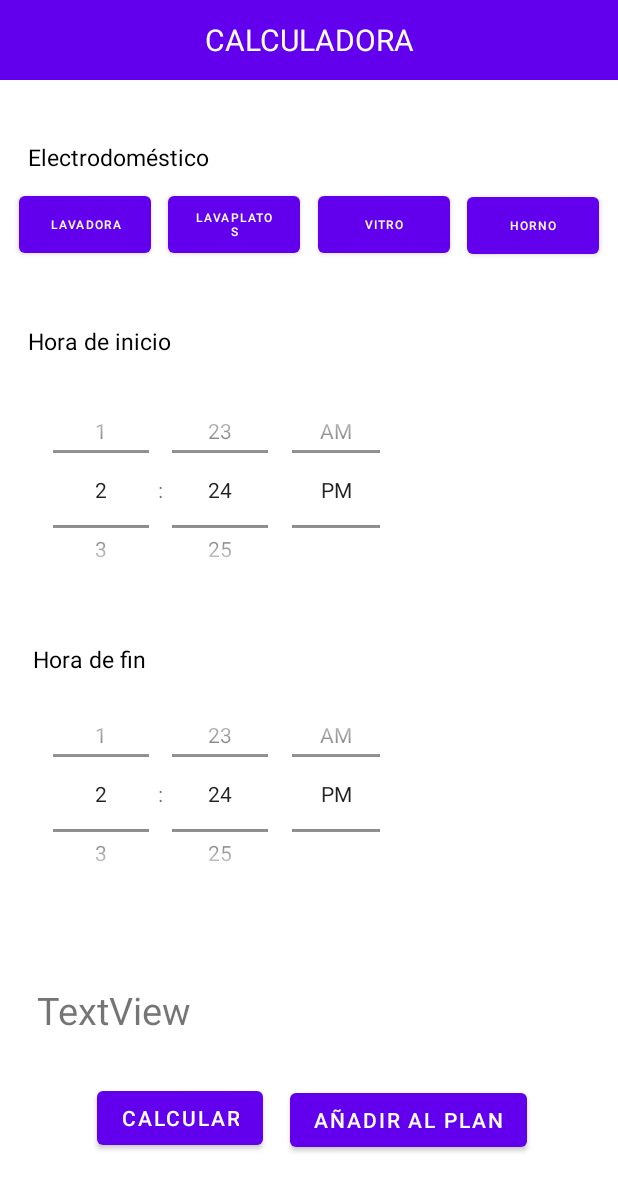
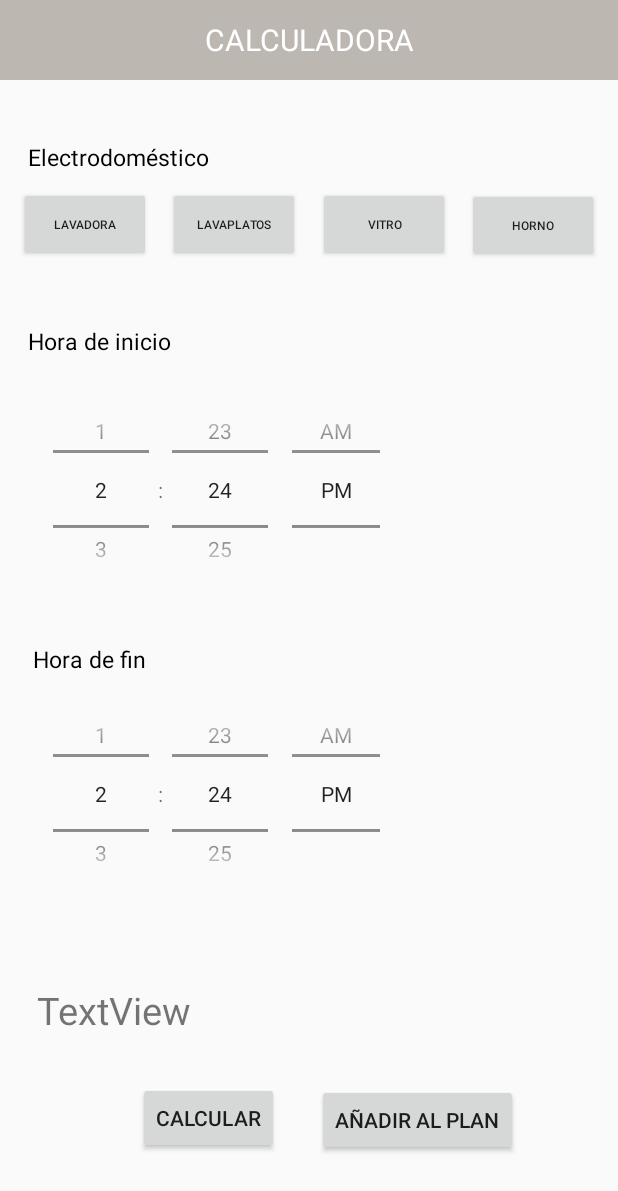
Before and after one commit to lmhenseler/lucerapp, an Android app: the layout layout_calculadora.xml on its own in the app's theme, with its tools: preview values and no code run, on a phone screen of 412 x 824 dp. Shown: the top 1191 px of the screen. Run offline under Robolectric (Android 15) with nearby library versions, the phone set to English and light mode, and no system bars.

```diff
--- a/app/src/main/res/layout/activity_hub.xml
+++ b/app/src/main/res/layout/activity_hub.xml
@@ -12,7 +12,7 @@
         android:layout_height="wrap_content"
         android:layout_marginStart="20dp"
         android:layout_marginTop="20dp"
-        android:text="Precios"
+        android:text="@string/precios"
         android:textSize="24sp"
         app:layout_constraintStart_toStartOf="parent"
         app:layout_constraintTop_toTopOf="parent" />
--- a/app/src/main/res/layout/activity_register.xml
+++ b/app/src/main/res/layout/activity_register.xml
@@ -61,6 +61,7 @@
         android:layout_height="wrap_content"
         android:onClick="registerIntoFirebase"
         android:text="@string/registrarseButton"
+        android:textColorLink="@color/lavender"
         app:layout_constraintBottom_toBottomOf="parent"
         app:layout_constraintEnd_toEndOf="parent"
         app:layout_constraintStart_toStartOf="parent"
--- a/app/src/main/res/layout/layout_calculadora.xml
+++ b/app/src/main/res/layout/layout_calculadora.xml
@@ -180,7 +180,7 @@
         android:id="@+id/calculadoraText"
         android:layout_width="0dp"
         android:layout_height="53dp"
-        android:background="#6200ED"
+        android:background="@color/gray"
         android:gravity="center_horizontal|center_vertical"
         android:text="@string/calculadora"
         android:textAppearance="@style/TextAppearance.AppCompat.Body1"
--- a/app/src/main/res/values/colors.xml
+++ b/app/src/main/res/values/colors.xml
@@ -7,4 +7,8 @@
     <color name="teal_700">#FF018786</color>
     <color name="black">#FF000000</color>
     <color name="white">#FFFFFFFF</color>
+    <color name="gray">#BCB8B1</color>
+    <color name="lavender">#8692F7</color>
+
+
 </resources>
--- a/app/src/main/res/values/strings.xml
+++ b/app/src/main/res/values/strings.xml
@@ -23,4 +23,10 @@
     <string name="electrodomestico">Electrodoméstico</string>
     <string name="vitro">Vitro</string>
     <string name="calculadora">CALCULADORA</string>
+    <string name="precios">Precios</string>
+    <string name="nav_name">Navigation Drawer</string>
+    <string name="open_nav">Open Navigation Drawer</string>
+    <string name="close_nav">Close Navigation Drawer</string>
+    <!-- TODO: Remove or change this placeholder text -->
+    <string name="hello_blank_fragment">Hello blank fragment</string>
 </resources>
--- a/app/src/main/res/values/themes.xml
+++ b/app/src/main/res/values/themes.xml
@@ -1,12 +1,12 @@
 <resources xmlns:tools="http://schemas.android.com/tools">
     <!-- Base application theme. -->
-    <style name="Theme.Lucerapp" parent="Theme.MaterialComponents.DayNight.DarkActionBar">
+    <style name="Theme.Lucerapp" parent="Theme.AppCompat.Light.NoActionBar">
         <!-- Primary brand color. -->
-        <item name="colorPrimary">@color/purple_500</item>
+        <item name="colorPrimary">@color/lavender</item>
         <item name="colorPrimaryVariant">@color/purple_700</item>
         <item name="colorOnPrimary">@color/white</item>
         <!-- Secondary brand color. -->
-        <item name="colorSecondary">@color/teal_200</item>
+        <item name="colorSecondary">@color/gray</item>
         <item name="colorSecondaryVariant">@color/teal_700</item>
         <item name="colorOnSecondary">@color/black</item>
         <!-- Status bar color. -->
```
Also changed, not shown: app/build.gradle (+9 -0 lines), app/src/main/AndroidManifest.xml (+11 -1 lines).
